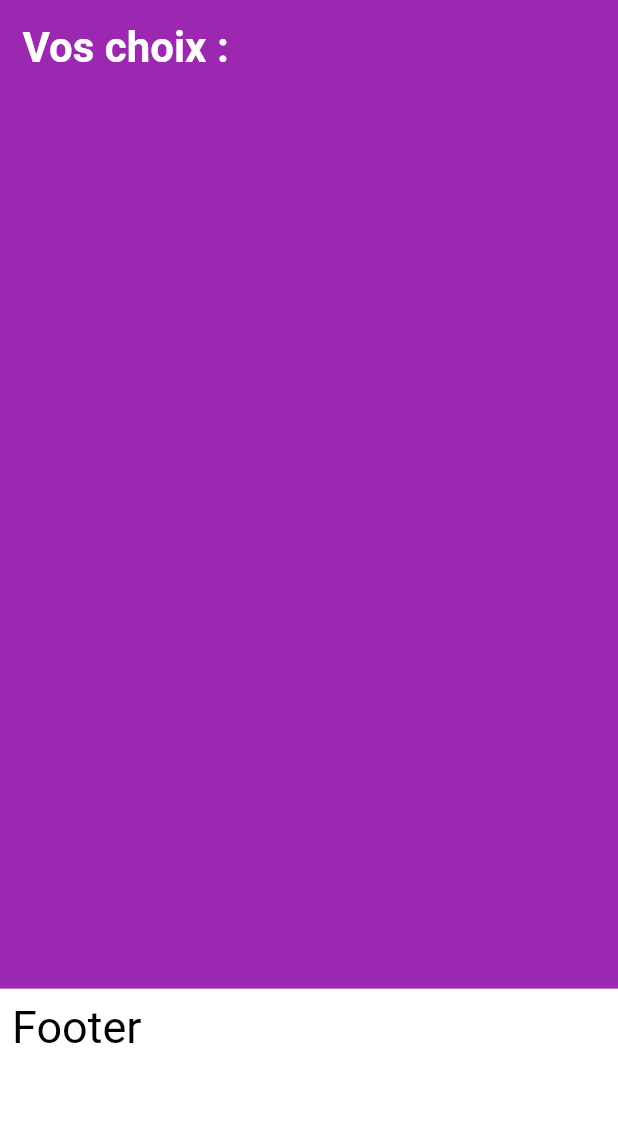
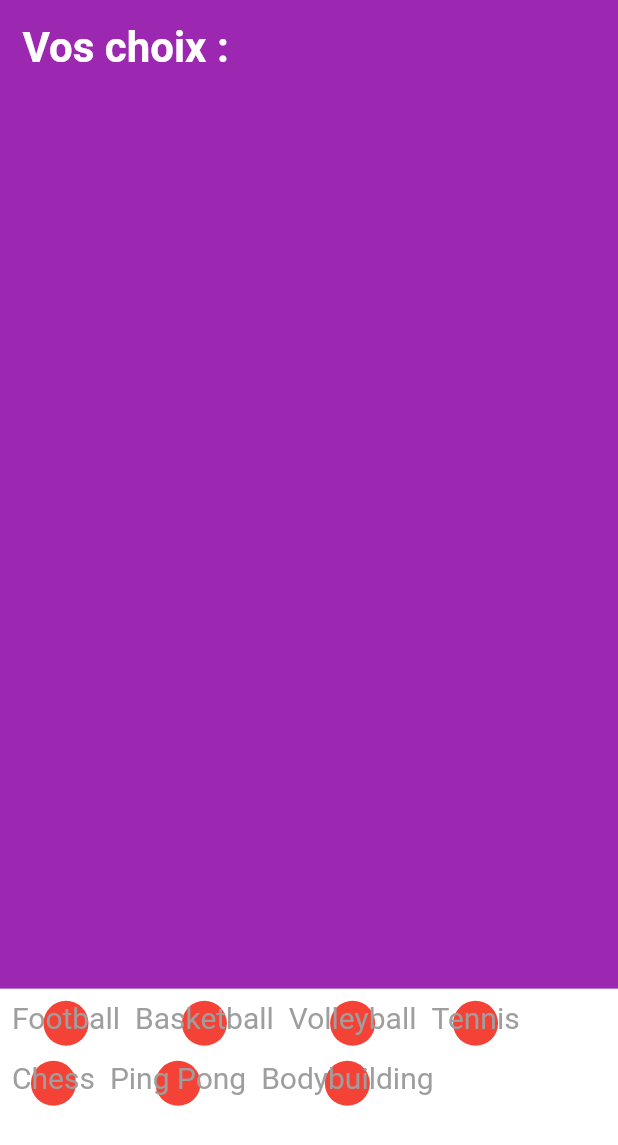
Before and after one commit to RemyMach/esgi_flutter_td, a Flutter app: the screen it shows after launch, on a phone screen of 412 x 824 dp. Shown: the top 1145 px of the screen. Run offline on Flutter 3.47's test engine with Material 2 defaults, Android fonts, the phone set to English and light mode, and no system bars.

Commit message:
add foreach on footer list

```diff
--- a/lib/choice_item.dart
+++ b/lib/choice_item.dart
@@ -1,11 +1,25 @@
 import 'package:flutter/material.dart';
 
 class ChoiceItem extends StatelessWidget {
-  const ChoiceItem({Key? key}) : super(key: key);
+  final String text;
+
+  const ChoiceItem({Key? key, required this.text}) : super(key: key);
 
   @override
   Widget build(BuildContext context) {
-    // TODO: implement build
-    throw UnimplementedError();
+      return Container(
+        height: 30,
+        decoration: const BoxDecoration(
+          color: Colors.red,
+          shape: BoxShape.circle,
+        ),
+        child: Text(
+          text,
+          style: const TextStyle(
+            color: Colors.grey,
+            fontSize: 20,
+          ),
+        ),
+      );
   }
 }
--- a/lib/footer.dart
+++ b/lib/footer.dart
@@ -1,9 +1,19 @@
 import 'package:flutter/material.dart';
+import 'package:td_flutter/choice_item.dart';
 
 class Footer extends StatelessWidget {
   final double height;
+  final List<String> hobbies = [
+    "Football",
+    "Basketball",
+    "Volleyball",
+    "Tennis",
+    "Chess",
+    "Ping Pong",
+    "Bodybuilding",
+  ];
 
-  const Footer({Key? key, required this.height}) : super(key: key);
+  Footer({Key? key, required this.height}) : super(key: key);
 
   @override
   Widget build(BuildContext context) {
@@ -11,15 +21,16 @@ class Footer extends StatelessWidget {
       height: height,
       width: double.maxFinite,
       color: Colors.white,
-      child: const Padding(
-          padding: EdgeInsets.all(8.0),
-          child: Text(
-            'Footer',
-            style: TextStyle(
-              color: Colors.black,
-              fontSize: 30,
-            ),
-          )),
+      child: Padding(
+        padding: const EdgeInsets.all(8.0),
+        child: Wrap(
+          spacing: 10,
+          runSpacing: 10,
+          children: hobbies.map((element) {
+            return ChoiceItem(text: element);
+          }).toList(),
+        ),
+      ),
     );
   }
 }
```
